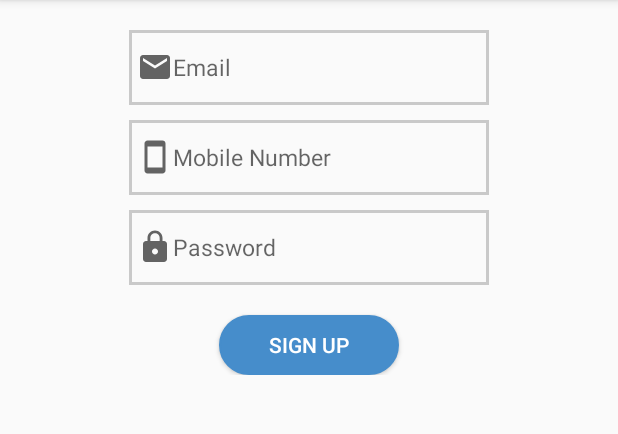
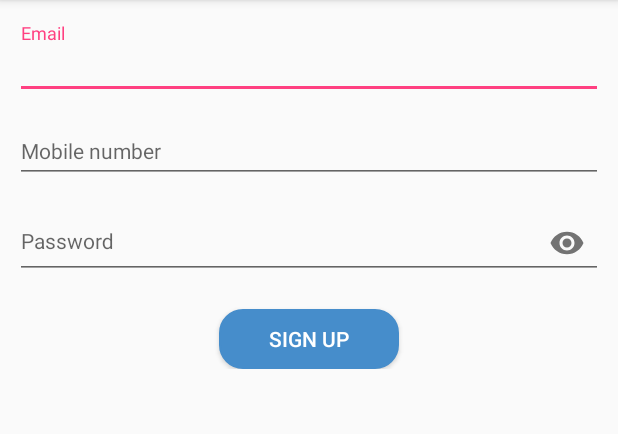
Before and after one commit to Developement-Happysanz/Heylaapp-Android, an Android app: the fragment SignUpFragment shown on its own in the app's theme, on a phone screen of 412 x 824 dp, the part 84-518 px from its top. Run offline under Robolectric (Android 15) with nearby library versions, the phone set to English and light mode, and no system bars; 1 statement that could not run was skipped.

Commit message:
Signup page Verification Forgot Password

```diff
--- a/app/src/main/java/com/palprotech/heylaapp/fragment/SignUpFragment.java
+++ b/app/src/main/java/com/palprotech/heylaapp/fragment/SignUpFragment.java
@@ -2,10 +2,7 @@ package com.palprotech.heylaapp.fragment;
 
 import android.os.Bundle;
 import android.support.v4.app.Fragment;
-import android.text.method.HideReturnsTransformationMethod;
-import android.text.method.PasswordTransformationMethod;
 import android.view.LayoutInflater;
-import android.view.MotionEvent;
 import android.view.View;
 import android.view.ViewGroup;
 import android.widget.Button;
@@ -40,9 +37,9 @@ public class SignUpFragment extends Fragment {
     }
 
     protected void initializeViews() {
-        email = rootView.findViewById(R.id.mail);
-        mobile = rootView.findViewById(R.id.mobilenumber);
-        password = rootView.findViewById(R.id.password);
+        email = rootView.findViewById(R.id.edtMail);
+        mobile = rootView.findViewById(R.id.edtMobilenum);
+        password = rootView.findViewById(R.id.edtPassword);
         signup = rootView.findViewById(R.id.signup);
     }
 }
--- a/app/src/main/res/drawable/round_btn_color.xml
+++ b/app/src/main/res/drawable/round_btn_color.xml
@@ -5,5 +5,5 @@
     <stroke android:width="1dp"
         android:color="@color/appColorBase" />
     <corners
-        android:radius="50dp"/>
+        android:radius="15dp"/>
 </shape>
--- a/app/src/main/res/drawable/round_btn_nocolor.xml
+++ b/app/src/main/res/drawable/round_btn_nocolor.xml
@@ -5,5 +5,5 @@
     <stroke android:width="1dp"
         android:color="@color/appColorBase" />
     <corners
-        android:radius="50dp"/>
+        android:radius="15dp"/>
 </shape>
--- a/app/src/main/res/layout/fragment_sign_in.xml
+++ b/app/src/main/res/layout/fragment_sign_in.xml
@@ -122,7 +122,7 @@
             android:layout_height="wrap_content"
             android:layout_gravity="center"
             android:gravity="center"
-            android:text="\nOr\nSign in using\n" />
+            android:text="\nOr\nLogin using\n" />
 
         <LinearLayout
             android:layout_width="match_parent"
--- a/app/src/main/res/layout/fragment_sign_up.xml
+++ b/app/src/main/res/layout/fragment_sign_up.xml
@@ -2,6 +2,7 @@
 <LinearLayout xmlns:android="http://schemas.android.com/apk/res/android"
     android:layout_width="match_parent"
     android:layout_height="match_parent"
+    xmlns:app="http://schemas.android.com/apk/res-auto"
     android:orientation="vertical">
 
     <RelativeLayout
@@ -9,54 +10,71 @@
         android:layout_height="wrap_content"
         android:layout_marginTop="10dp">
 
-        <EditText
-            android:id="@+id/mail"
-            android:layout_width="240dp"
-            android:layout_height="50dp"
-            android:layout_centerHorizontal="true"
-            android:layout_marginTop="10dp"
-            android:background="@drawable/login_username_texbox"
-            android:hint="@string/email"
-            android:paddingLeft="5dp"
-            android:drawableLeft="@drawable/ic_email_black_24dp"
-            android:singleLine="true"
-            android:textSize="15dp" />
+        <android.support.design.widget.TextInputLayout
+            android:id="@+id/ti_mail"
+            android:layout_width="match_parent"
+            android:layout_height="wrap_content"
+            android:layout_marginTop="5dp"
+            android:paddingLeft="10dp"
+            android:paddingRight="10dp">
 
-        <EditText
-            android:id="@+id/mobilenumber"
-            android:layout_width="240dp"
-            android:layout_height="50dp"
-            android:layout_below="@+id/mail"
-            android:layout_centerHorizontal="true"
-            android:layout_marginTop="10dp"
-            android:background="@drawable/login_username_texbox"
-            android:hint="@string/mobileno"
-            android:drawableLeft="@drawable/ic_stay_primary_portrait_black_24dp"
-            android:paddingLeft="5dp"
-            android:inputType="number"
-            android:singleLine="true"
-            android:textSize="15dp" />
+            <EditText
+                android:id="@+id/edtMail"
+                android:layout_width="match_parent"
+                android:layout_height="wrap_content"
+                android:hint="Email"
+                android:inputType="text"
+                android:singleLine="true"
+                android:textSize="14sp" />
 
-        <EditText
-            android:id="@+id/password"
-            android:layout_width="240dp"
-            android:layout_height="50dp"
-            android:layout_below="@+id/mobilenumber"
-            android:layout_centerHorizontal="true"
-            android:layout_marginTop="10dp"
-            android:background="@drawable/login_username_texbox"
-            android:hint="@string/password"
-            android:drawableLeft="@drawable/ic_lock_black_24dp"
-            android:paddingLeft="5dp"
+        </android.support.design.widget.TextInputLayout>
+
+        <android.support.design.widget.TextInputLayout
+            android:id="@+id/ti_mobilenum"
+            android:layout_width="match_parent"
+            android:layout_height="wrap_content"
+            android:layout_below="@+id/ti_mail"
+            android:layout_marginTop="5dp"
+            android:paddingLeft="10dp"
+            android:paddingRight="10dp">
+
+            <EditText
+                android:id="@+id/edtMobilenum"
+                android:layout_width="match_parent"
+                android:layout_height="wrap_content"
+                android:hint="Mobile number"
+                android:inputType="text"
+                android:singleLine="true"
+                android:textSize="14sp" />
+
+        </android.support.design.widget.TextInputLayout>
+
+        <android.support.design.widget.TextInputLayout
+            android:id="@+id/ti_password"
+            android:layout_width="match_parent"
+            android:layout_height="wrap_content"
+            android:layout_below="@+id/ti_mobilenum"
+            android:layout_marginTop="5dp"
+            android:paddingLeft="10dp"
             android:paddingRight="10dp"
-            android:singleLine="true"
-            android:textSize="15dp" />
+            app:passwordToggleEnabled="true">
+
+            <EditText
+                android:id="@+id/edtPassword"
+                android:layout_width="match_parent"
+                android:layout_height="wrap_content"
+                android:hint="Password"
+                android:inputType="textPassword"
+                android:maxLines="1"
+                android:textSize="14sp" />
+
+        </android.support.design.widget.TextInputLayout>
 
         <Button
             android:id="@+id/signup"
             android:layout_width="120dp"
             android:layout_height="40dp"
-            android:layout_below="@id/password"
+            android:layout_below="@id/ti_password"
             android:layout_centerHorizontal="true"
             android:layout_marginTop="20dp"
             android:background="@drawable/button_sign_in"
```
Also changed, not shown: app/src/main/java/com/palprotech/heylaapp/customview/CustomOtpEditText.java (added, +232 -0 lines), app/src/main/res/drawable/ic_mobile_number.xml (added, +8 -0 lines), app/src/main/res/drawable/ic_verification_code.xml (added, +10 -0 lines), app/src/main/res/layout/activity_forgot_password.xml (+21 -12 lines), app/src/main/res/layout/otp_edittext.xml (added, +52 -0 lines), app/src/main/res/layout/verification_request.xml (added, +124 -0 lines), app/src/main/res/values/attrs_otp_edit_text.xml (added, +9 -0 lines).
